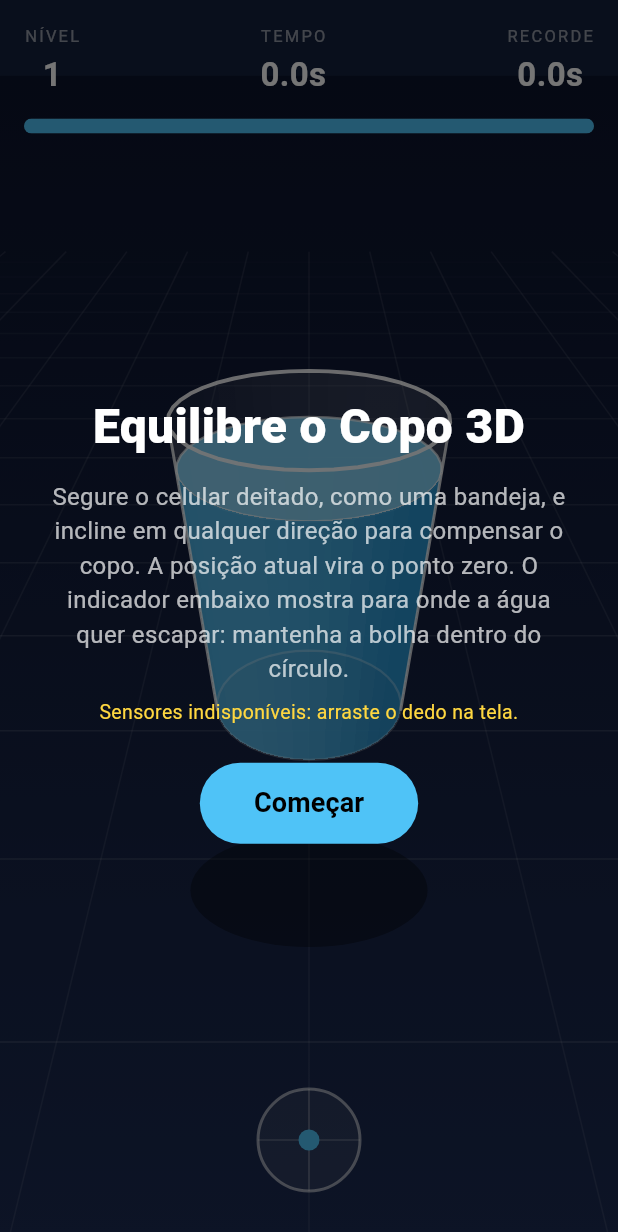
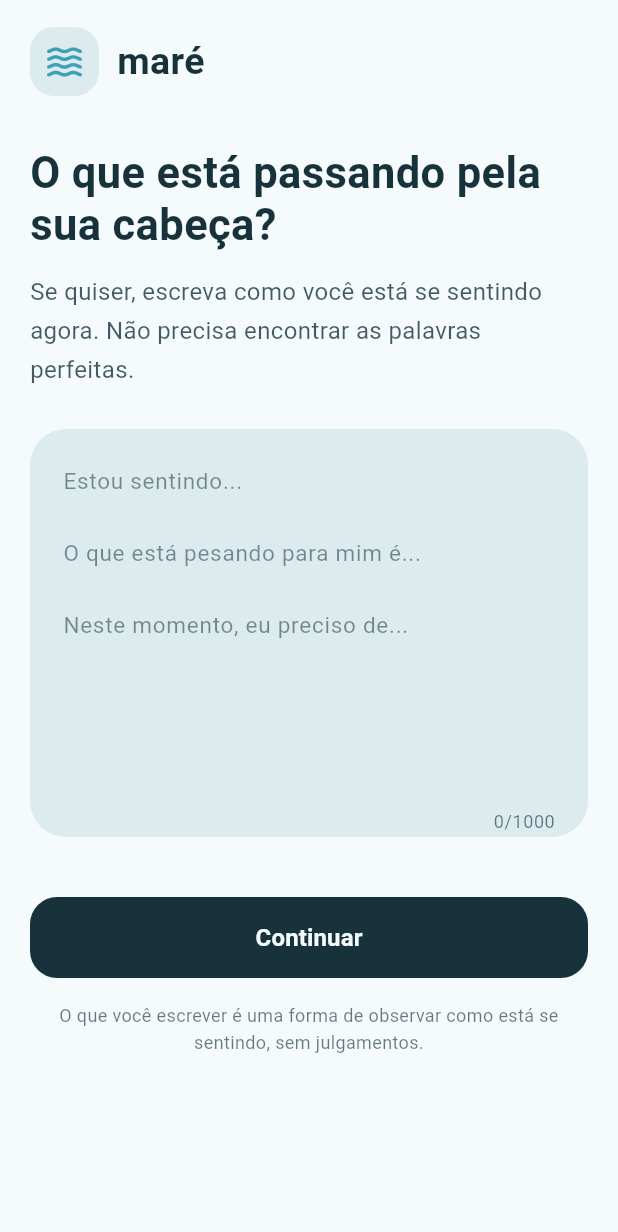
Before and after one commit to pfc15/Mare_Hackaton, a Flutter app: the screen it shows after launch, on a phone screen of 412 x 824 dp. Shown: the top 1232 px of the screen. Run offline on Flutter 3.47's test engine with Material 3 defaults, Android fonts, the phone set to English and light mode, and no system bars; our stand-ins replace sensors_plus.

Commit message:
atividades e perguntas

```diff
--- /dev/null
+++ b/lib/env.dart
@@ -0,0 +1,9 @@
+import 'package:flutter/material.dart';
+
+class MareColors {
+  static const deep = Color(0xFF17323B);
+  static const water = Color(0xFF3F9FB8);
+  static const mist = Color(0xFFDCEBEE);
+  static const sand = Color(0xFFE7D3B0);
+  static const foam = Color(0xFFF5FBFC);
+}
--- /dev/null
+++ b/lib/perguntas/perguntas.dart
@@ -0,0 +1,206 @@
+import 'package:flutter/material.dart';
+import 'package:mare/jogo_copo/jogo_copo_3d.dart';
+
+import 'package:flutter/material.dart';
+
+class MareFeelingScale extends StatefulWidget {
+  final ValueChanged<String>? onChanged;
+
+  const MareFeelingScale({
+    super.key,
+    this.onChanged,
+  });
+
+  @override
+  State<MareFeelingScale> createState() => _MareFeelingScaleState();
+}
+
+class _MareFeelingScaleState extends State<MareFeelingScale> {
+  final TextEditingController controller = TextEditingController();
+  final FocusNode focusNode = FocusNode();
+
+  static const deep = Color(0xFF17323B);
+  static const water = Color(0xFF3F9FB8);
+  static const mist = Color(0xFFDCEBEE);
+  static const foam = Color(0xFFF5FBFC);
+  static const sand = Color(0xFFE7D3B0);
+
+  @override
+  void dispose() {
+    controller.dispose();
+    focusNode.dispose();
+    super.dispose();
+  }
+
+  void onSelected() {
+    Navigator.pushReplacement(
+        context,
+        MaterialPageRoute(
+          builder: (context) => const BalanceCup3DGame(),
+        ),
+      );
+  }
+
+  @override
+  Widget build(BuildContext context) {
+    return Scaffold(
+      backgroundColor: foam,
+      body: SafeArea(
+        child: SingleChildScrollView(
+          padding: const EdgeInsets.fromLTRB(20, 18, 20, 28),
+          child: Center(
+            child: ConstrainedBox(
+              constraints: const BoxConstraints(maxWidth: 460),
+              child: Column(
+                crossAxisAlignment: CrossAxisAlignment.stretch,
+                children: [
+                  // Cabeçalho
+                  Row(
+                    children: [
+                      Container(
+                        width: 46,
+                        height: 46,
+                        decoration: BoxDecoration(
+                          color: mist,
+                          borderRadius: BorderRadius.circular(16),
+                        ),
+                        child: const Icon(
+                          Icons.waves_rounded,
+                          color: water,
+                          size: 28,
+                        ),
+                      ),
+                      const SizedBox(width: 12),
+                      const Text(
+                        'maré',
+                        style: TextStyle(
+                          color: deep,
+                          fontSize: 25,
+                          fontWeight: FontWeight.bold,
+                        ),
+                      ),
+                    ],
+                  ),
+
+                  const SizedBox(height: 34),
+
+                  const Text(
+                    'O que está passando pela sua cabeça?',
+                    style: TextStyle(
+                      color: deep,
+                      fontSize: 29,
+                      height: 1.2,
+                      fontWeight: FontWeight.bold,
+                    ),
+                  ),
+
+                  const SizedBox(height: 14),
+
+                  Text(
+                    'Se quiser, escreva como você está se sentindo '
+                    'agora. Não precisa encontrar as palavras perfeitas.',
+                    style: TextStyle(
+                      color: deep.withValues(alpha: 0.8),
+                      fontSize: 16,
+                      height: 1.6,
+                    ),
+                  ),
+
+                  const SizedBox(height: 26),
+
+                  // Campo de texto grande
+                  Container(
+                    decoration: BoxDecoration(
+                      color: mist,
+                      borderRadius: BorderRadius.circular(24),
+                      border: Border.all(
+                        color: focusNode.hasFocus ? water : Colors.transparent,
+                        width: 2,
+                      ),
+                    ),
+                    child: TextField(
+                      controller: controller,
+                      focusNode: focusNode,
+                      onChanged: widget.onChanged,
+                      minLines: 8,
+                      maxLines: 12,
+                      maxLength: 1000,
+                      keyboardType: TextInputType.multiline,
+                      textCapitalization: TextCapitalization.sentences,
+                      style: const TextStyle(
+                        color: deep,
+                        fontSize: 16,
+                        height: 1.6,
+                      ),
+                      decoration: InputDecoration(
+                        hintText:
+                            'Estou sentindo...\n\n'
+                            'O que está pesando para mim é...\n\n'
+                            'Neste momento, eu preciso de...',
+                        hintStyle: TextStyle(
+                          color: deep.withValues(alpha: 0.55),
+                          fontSize: 15,
+                          height: 1.6,
+                        ),
+                        contentPadding: const EdgeInsets.all(20),
+                        border: InputBorder.none,
+                        counterStyle: TextStyle(
+                          color: deep.withValues(alpha: 0.65),
+                          fontSize: 12,
+                        ),
+                      ),
+                    ),
+                  ),
+
+                  const SizedBox(height: 16),
+
+                  const SizedBox(height: 24),
+
+                  // Botão de ação
+                  SizedBox(
+                    height: 54,
+                    child: ElevatedButton(
+                      onPressed: () {
+                        FocusScope.of(context).unfocus();
+                        widget.onChanged?.call(controller.text);
+                        onSelected();
+                      },
+                      style: ElevatedButton.styleFrom(
+                        backgroundColor: deep,
+                        foregroundColor: foam,
+                        elevation: 0,
+                        shape: RoundedRectangleBorder(
+                          borderRadius: BorderRadius.circular(18),
+                        ),
+                      ),
+                      child: const Text(
+                        'Continuar',
+                        style: TextStyle(
+                          fontSize: 16,
+                          fontWeight: FontWeight.bold,
+                        ),
+                      ),
+                    ),
+                  ),
+
+                  const SizedBox(height: 16),
+
+                  Text(
+                    'O que você escrever é uma forma de observar '
+                    'como está se sentindo, sem julgamentos.',
+                    textAlign: TextAlign.center,
+                    style: TextStyle(
+                      color: deep.withValues(alpha: 0.65),
+                      fontSize: 12,
+                      height: 1.5,
+                    ),
+                  ),
+                ],
+              ),
+            ),
+          ),
+        ),
+      ),
+    );
+  }
+}
```
Also changed, not shown: lib/atividades/atividade_card.dart (added, +177 -0 lines), lib/atividades/atividades.dart (added, +131 -0 lines), lib/atividades/pagina_detalhes.dart (added, +126 -0 lines), lib/main.dart (+34 -1 lines).
